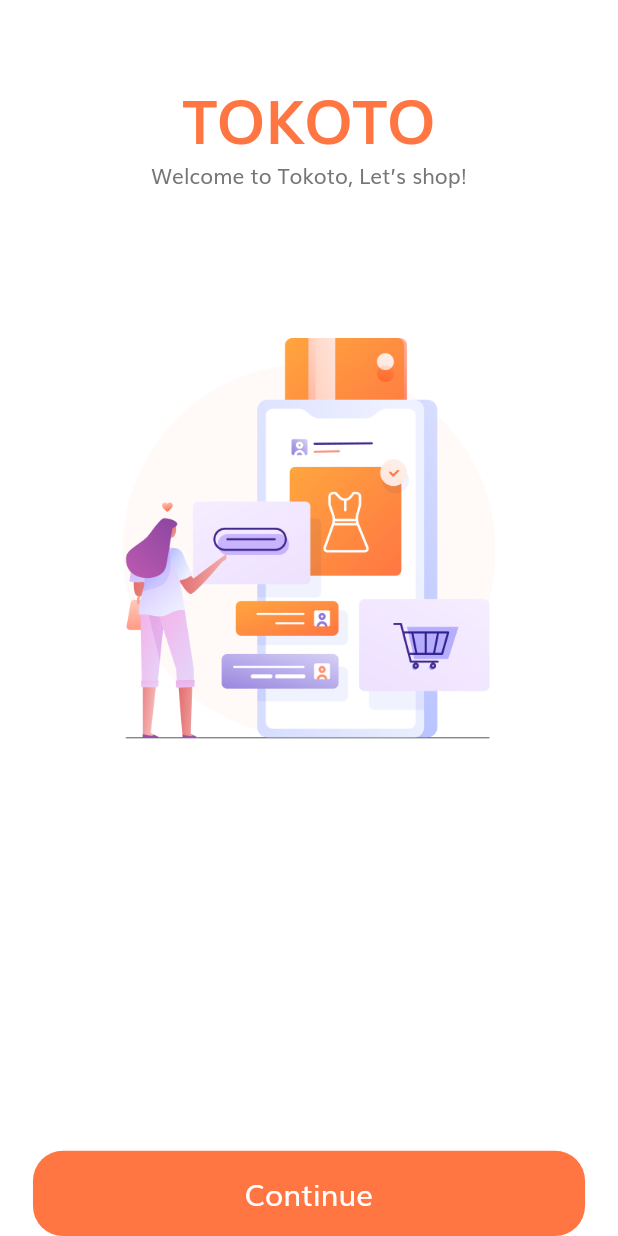
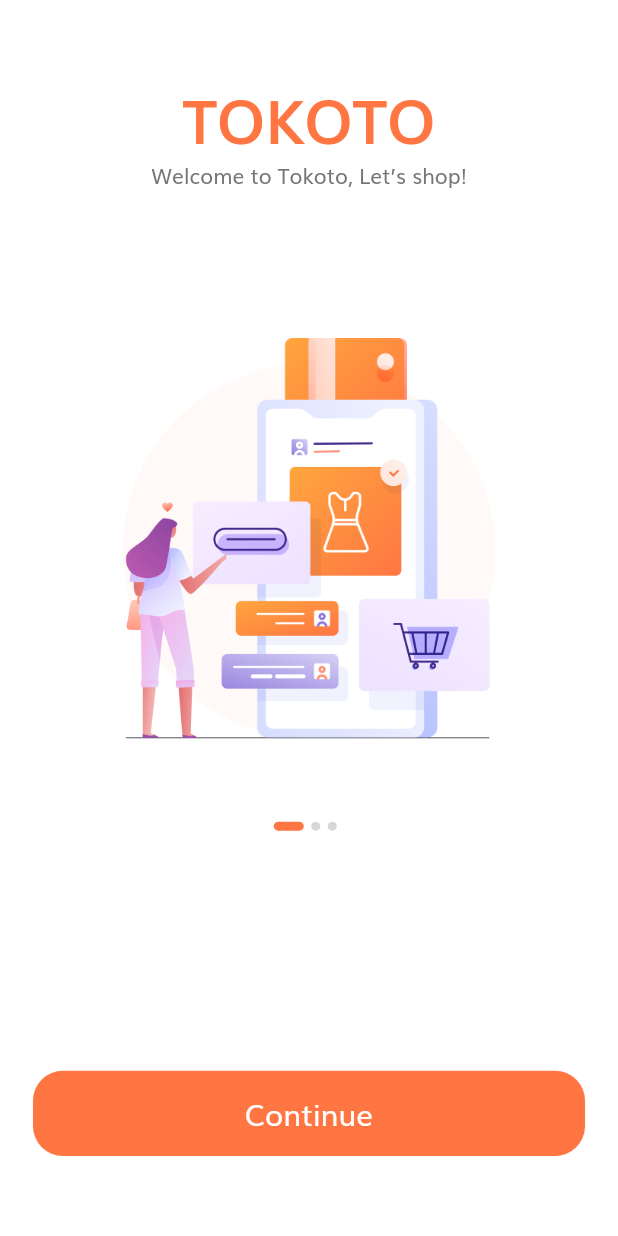
Before and after one commit to kv1991/shopping-mall, a Flutter app: the screen it shows after launch, on a phone screen of 412 x 824 dp. Run offline on Flutter 3.47's test engine with Material 2 defaults, Android fonts, the phone set to English and light mode, and no system bars.

```diff
--- a/lib/screens/splash/components/body.dart
+++ b/lib/screens/splash/components/body.dart
@@ -1,9 +1,9 @@
 import 'package:flutter/material.dart';
 import 'package:shopping_mall/components/default_button.dart';
+import 'package:shopping_mall/constants.dart';
 import 'package:shopping_mall/screens/sign_in/sign_in_screen.dart';
 import 'package:shopping_mall/screens/splash/components/splash_content.dart';
 import 'package:shopping_mall/size_config.dart';
-
 
 class Body extends StatefulWidget {
   @override
@@ -12,7 +12,7 @@ class Body extends StatefulWidget {
 
 class _BodyState extends State<Body> {
   int currentPage = 0;
-  List<Map<String, String>>splashData = [
+  List<Map<String, String>> splashData = [
     {
       "text": "Welcome to Tokoto, Let’s shop!",
       "image": "assets/images/splash_1.png"
@@ -33,42 +33,51 @@ class _BodyState extends State<Body> {
     return SafeArea(
       child: SizedBox(
           // width: double.infinity,
-        child: Column(
-          children: <Widget>[
+          child: Column(children: <Widget>[
         Expanded(
             flex: 3,
             child: PageView.builder(
               onPageChanged: (value) {
-                  setState(() => {
-                    currentPage = value
-                  });
+                setState(() => {currentPage = value});
               },
               itemCount: splashData.length,
-                itemBuilder: (context, index) => SplashContent(image: splashData[index]['image'], text: splashData[index]['text']),
-              )
-            ),
+              itemBuilder: (context, index) => SplashContent(
+                  image: splashData[index]['image'],
+                  text: splashData[index]['text']),
+            )),
         Expanded(
           flex: 2,
           child: Padding(
-                padding: EdgeInsets.symmetric(horizontal: getProportionateScreenWidth(20)),
-                child: Column(
-                  children: <Widget>[
+            padding: EdgeInsets.symmetric(
+                horizontal: getProportionateScreenWidth(20)),
+            child: Column(children: <Widget>[
               Spacer(),
-                    Spacer(),
+              Row(
+                mainAxisAlignment: MainAxisAlignment.center,
+                  children: List.generate(
+                      splashData.length, (index) => buildDot(index: index))),
+                      Spacer(flex: 3),
               DefaultButton(
                   text: 'Continue',
-                      press: () => {
-                        Navigator.pushNamed(context, SignInScreen.routeName)
-                      }
-                    )
-                    // Row()
-                  ]
+                  press: () =>
+                      {Navigator.pushNamed(context, SignInScreen.routeName)}),
+              Spacer()
+            ]),
           ),
         ),
-            ),
-          ]
-        )
-      ),
+      ])),
     );
   }
+
+  AnimatedContainer buildDot({int index}) {
+    return AnimatedContainer(
+        duration: kAnimationDuration,
+        margin: EdgeInsets.only(right: 5),
+        width: currentPage == index ? 20 : 6,
+        height: 6,
+        decoration: BoxDecoration(
+          color: currentPage == index ? kPrimaryColor : Color(0xFFD8D8D8),
+          borderRadius: BorderRadius.circular(3),
+        ));
   }
+}
```
Lines whose indentation alone changed are shown as unchanged.
